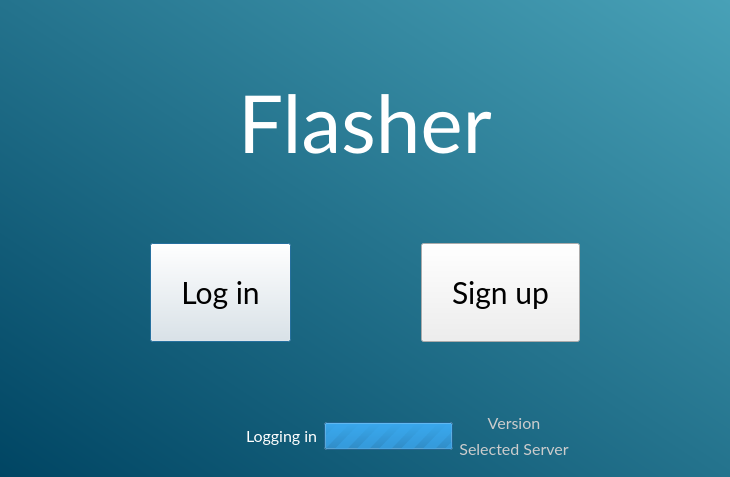
Qt form uis/mainwindow.ui (InamataIO/Flasher) before a commit.
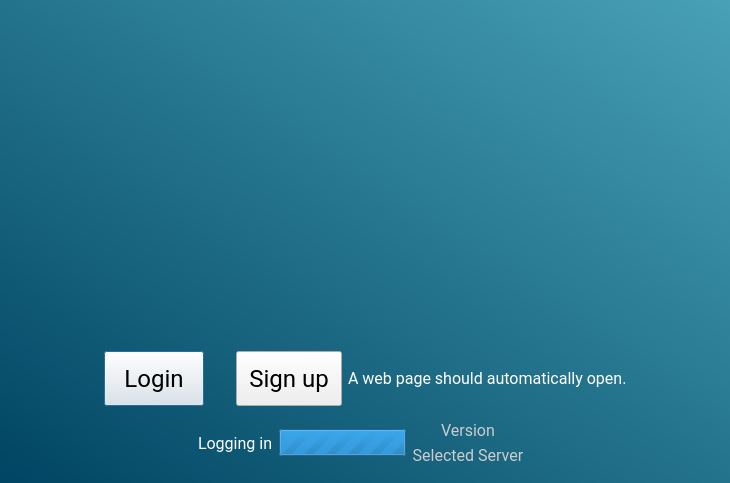
The same form after that commit. The open tabs and pages were chosen to show the change. Icons and pictures are not drawn.

Commit message:
6-add-option-to-display-login-link
Why:

- In case the browser doesn't open, show the login link
- Open the direct page for users to register
- Always show button icons (fixes bug in KDE)

This change addresses the need by:

- Add a label with the login link, so the users can manually copy it
- Open registration URL with sign up button
- Use the CI/CD font, Roboto
- Improve the look of the login page

Closes #6
Closes #5

```diff
--- a/uis/mainwindow.ui
+++ b/uis/mainwindow.ui
@@ -7,7 +7,7 @@
     <x>0</x>
     <y>0</y>
     <width>730</width>
-    <height>477</height>
+    <height>483</height>
    </rect>
   </property>
   <property name="minimumSize">
@@ -27,7 +27,7 @@
   </property>
   <property name="styleSheet">
    <string notr="true">* {
-  font-family: Lato;
+  font-family: Roboto;
   font-size: 16px;
 }
 QPushButton {
@@ -44,8 +44,8 @@
 }
 
 #loginForm_2 QPushButton {
-  font-size: 30px;
-  padding: 30px
+  font-size: 24px;
+  padding: 12px
 }
 
 #centralWidget, QMessageBox {
@@ -114,20 +114,21 @@
            </spacer>
           </item>
           <item>
-           <widget class="QLabel" name="label">
-            <property name="font">
-             <font>
-              <family>Lato</family>
-              <pointsize>60</pointsize>
-              <italic>false</italic>
-              <bold>false</bold>
-             </font>
-            </property>
-            <property name="styleSheet">
-             <string notr="true">font: 60pt</string>
+           <widget class="QLabel" name="loginLogo">
+            <property name="maximumSize">
+             <size>
+              <width>320</width>
+              <height>209</height>
+             </size>
             </property>
             <property name="text">
-             <string>Flasher</string>
+             <string/>
+            </property>
+            <property name="pixmap">
+             <pixmap>../images/inamata_flasher_logo.png</pixmap>
+            </property>
+            <property name="scaledContents">
+             <bool>true</bool>
             </property>
            </widget>
           </item>
@@ -185,7 +186,7 @@
              </property>
              <property name="font">
               <font>
-               <family>Lato</family>
+               <family>Roboto</family>
                <pointsize>-1</pointsize>
               </font>
              </property>
@@ -193,7 +194,7 @@
               <string notr="true"/>
              </property>
              <property name="text">
-              <string>Log in</string>
+              <string>Login</string>
              </property>
              <property name="default">
               <bool>true</bool>
@@ -201,17 +202,17 @@
             </widget>
            </item>
            <item>
-            <spacer name="horizontalSpacer_4">
-             <property name="orientation">
-              <enum>Qt::Horizontal</enum>
-             </property>
-             <property name="sizeHint" stdset="0">
+            <widget class="QLabel" name="label">
+             <property name="minimumSize">
               <size>
-               <width>40</width>
-               <height>20</height>
+               <width>20</width>
+               <height>0</height>
               </size>
              </property>
-            </spacer>
+             <property name="text">
+              <string/>
+             </property>
+            </widget>
            </item>
            <item>
             <widget class="QPushButton" name="signUpButton">
@@ -226,6 +227,16 @@
              </property>
             </widget>
            </item>
+           <item>
+            <widget class="QLabel" name="loginLinkText">
+             <property name="text">
+              <string>A web page should automatically open.</string>
+             </property>
+             <property name="textInteractionFlags">
+              <set>Qt::LinksAccessibleByMouse|Qt::TextSelectableByKeyboard|Qt::TextSelectableByMouse</set>
+             </property>
+            </widget>
+           </item>
            <item>
             <spacer name="horizontalSpacer_15">
              <property name="orientation">
@@ -242,19 +253,6 @@
           </layout>
          </widget>
         </item>
-        <item>
-         <spacer name="verticalSpacer_2">
-          <property name="orientation">
-           <enum>Qt::Vertical</enum>
-          </property>
-          <property name="sizeHint" stdset="0">
-           <size>
-            <width>20</width>
-            <height>40</height>
-           </size>
-          </property>
-         </spacer>
-        </item>
         <item>
          <layout class="QHBoxLayout" name="horizontalLayout_10">
           <item>
@@ -283,32 +281,6 @@
             </property>
            </widget>
           </item>
-          <item>
-           <widget class="QPushButton" name="loginHelpIconButton">
-            <property name="maximumSize">
-             <size>
-              <width>40</width>
-              <height>16777215</height>
-             </size>
-            </property>
-            <property name="text">
-             <string/>
-            </property>
-            <property name="icon">
-             <iconset theme="system-help">
-              <normaloff>.</normaloff>.</iconset>
-            </property>
-            <property name="iconSize">
-             <size>
-              <width>32</width>
-              <height>32</height>
-             </size>
-            </property>
-            <property name="flat">
-             <bool>true</bool>
-            </property>
-           </widget>
-          </item>
           <item>
            <spacer name="horizontalSpacer_13">
             <property name="orientation">
@@ -377,17 +349,11 @@
            </spacer>
           </item>
           <item>
-           <widget class="QLabel" name="loginInamataLogo">
-            <property name="sizePolicy">
-             <sizepolicy hsizetype="Preferred" vsizetype="Preferred">
-              <horstretch>0</horstretch>
-              <verstretch>0</verstretch>
-             </sizepolicy>
-            </property>
+           <widget class="QPushButton" name="loginHelpIconButton">
             <property name="maximumSize">
              <size>
-              <width>102</width>
-              <height>47</height>
+              <width>56</width>
+              <height>16777215</height>
              </size>
             </property>
             <property name="text">
@@ -396,7 +362,13 @@
             <property name="pixmap">
              <pixmap>../images/inamata_logo_white_128.png</pixmap>
             </property>
-            <property name="scaledContents">
+            <property name="iconSize">
+             <size>
+              <width>32</width>
+              <height>32</height>
+             </size>
+            </property>
+            <property name="flat">
              <bool>true</bool>
             </property>
            </widget>
```
Left out of the diff: 29 changed lines with no effect on the pictures. The commit also changes 16 other files.
